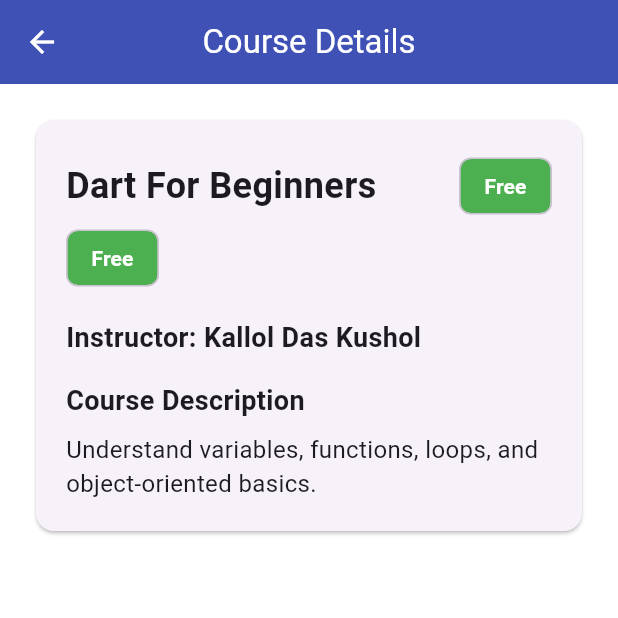
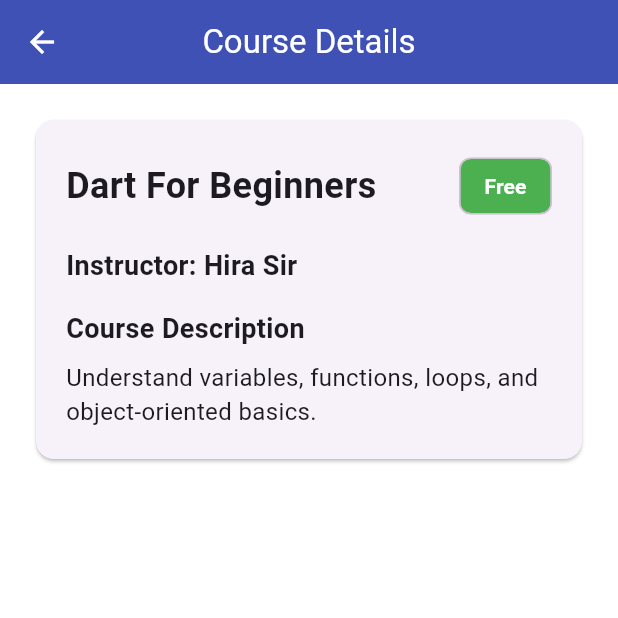
Before and after one commit to kalloldaskushol/eduverse, a Flutter app: the screen it shows once a user with an empty profile is signed in, after a tap on "Dart For Beginners", on a phone screen of 412 x 824 dp, the top half of it. Run offline on Flutter 3.47's test engine with Material 3 defaults, Android fonts, the phone set to English and light mode, and no system bars; our stand-ins replace supabase_flutter; accounts and stored records are empty.

Commit message:
KALLOL DAS KUSHOL

```diff
--- a/lib/pages/course_details_page.dart
+++ b/lib/pages/course_details_page.dart
@@ -59,16 +59,6 @@ class CourseDetailsPage extends StatelessWidget {
                     ),
                   ],
                 ),
-                Chip(
-                  backgroundColor: _chipBackgroundColor(course.priceType),
-                  label: Text(
-                    course.priceType,
-                    style: const TextStyle(
-                      color: Colors.white,
-                      fontWeight: FontWeight.bold,
-                    ),
-                  ),
-                ),
                 const SizedBox(height: 16),
                 Text(
                   'Instructor: ${course.instructor}',
--- a/lib/pages/courses_page.dart
+++ b/lib/pages/courses_page.dart
@@ -18,7 +18,7 @@ class CoursesPage extends StatelessWidget {
     ),
     CourseModel(
       title: 'Dart For Beginners',
-      instructor: 'Kallol Das Kushol',
+      instructor: 'Hira Sir',
       priceType: 'Free',
       description:
           'Understand variables, functions, loops, and object-oriented basics.',
```
